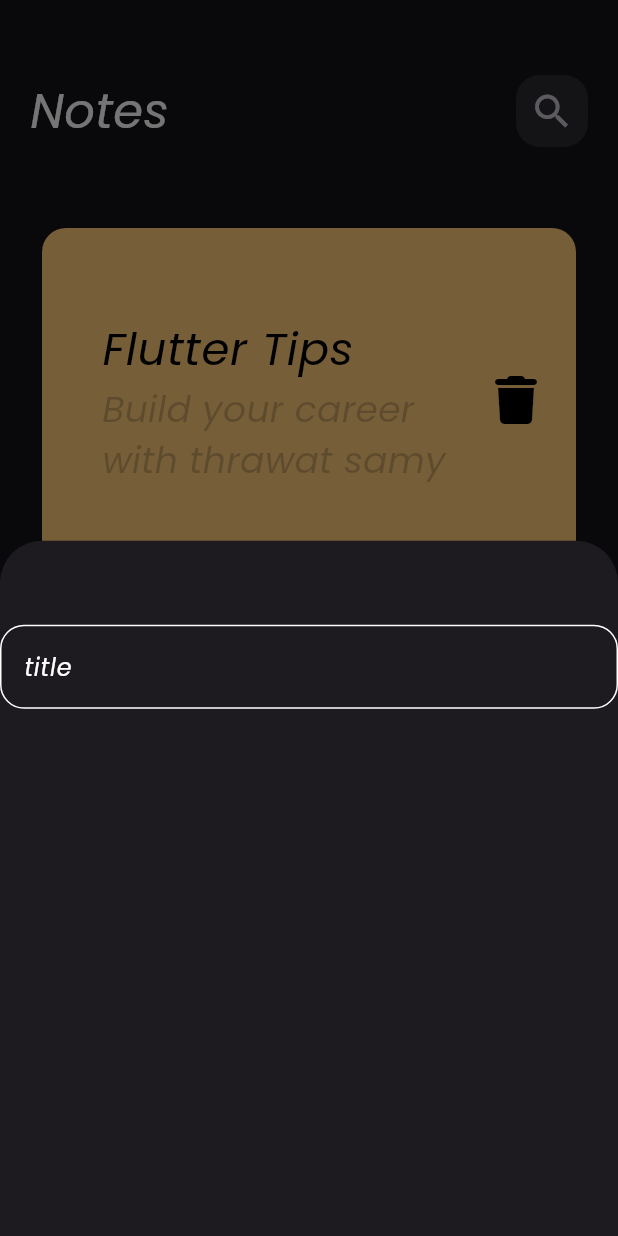
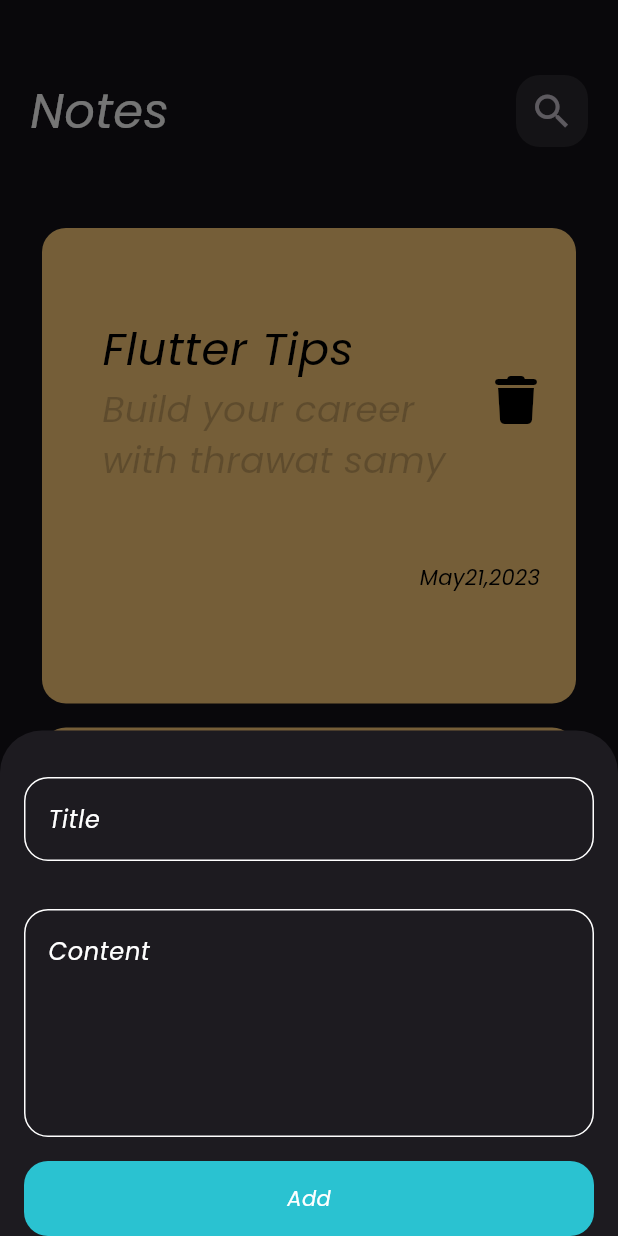
Before and after one commit to merooahmed/note_app, a Flutter app: the screen it shows after launch, after a tap on the "add" icon, on a phone screen of 412 x 824 dp. Run offline on Flutter 3.47's test engine with Material 3 defaults, Android fonts, the phone set to English and light mode, and no system bars; our stand-ins replace font_awesome_flutter.

Commit message:
add singlechildScrollView

```diff
--- /dev/null
+++ b/lib/views/widgets/custom_button.dart
@@ -0,0 +1,24 @@
+import 'package:flutter/material.dart';
+import 'package:noteapp/constants.dart';
+
+class CustomButton extends StatelessWidget {
+  const CustomButton({super.key});
+
+  @override
+  Widget build(BuildContext context) {
+    return Container(
+      width: MediaQuery.of(context).size.width,
+      height: 50,
+      child: Center(
+        child: Text(
+          'Add',
+          style: TextStyle(color: Colors.white),
+        ),
+      ),
+      decoration: BoxDecoration(
+        borderRadius: BorderRadius.circular(16),
+        color: kprimarycolor,
+      ),
+    );
+  }
+}
--- a/lib/views/widgets/custom_texxt_field.dart
+++ b/lib/views/widgets/custom_texxt_field.dart
@@ -2,16 +2,18 @@ import 'package:flutter/material.dart';
 import 'package:noteapp/constants.dart';
 
 class CustomTextField extends StatelessWidget {
-  const CustomTextField({super.key});
-
+  const CustomTextField({super.key, required this.hint, this.maxline = 1});
+  final String hint;
+  final int maxline;
   @override
   Widget build(BuildContext context) {
     return Padding(
-      padding: const EdgeInsets.symmetric(vertical: 24),
+      padding: const EdgeInsets.symmetric(vertical: 16),
       child: TextField(
+        maxLines: maxline,
         cursorColor: kprimarycolor,
         decoration: InputDecoration(
-          hintText: 'title',
+          hintText: hint,
           hintStyle: TextStyle(color: Colors.white),
           enabledBorder: OutlineInputBorder(
               borderRadius: BorderRadius.circular(16),
--- a/lib/views/widgets/note_bottom_model.dart
+++ b/lib/views/widgets/note_bottom_model.dart
@@ -1,4 +1,5 @@
 import 'package:flutter/material.dart';
+import 'package:noteapp/views/widgets/custom_button.dart';
 import 'package:noteapp/views/widgets/custom_texxt_field.dart';
 
 class NoteModelbottomSheet extends StatelessWidget {
@@ -6,13 +7,25 @@ class NoteModelbottomSheet extends StatelessWidget {
 
   @override
   Widget build(BuildContext context) {
-    return Column(
-      children: [
-        SizedBox(
-          height: 32,
+    return Padding(
+      padding: const EdgeInsets.symmetric(horizontal: 16),
+      child: SingleChildScrollView(
+        child: Column(
+          children: [
+            SizedBox(
+              height: 15,
+            ),
+            CustomTextField(
+              hint: 'Title',
+            ),
+            CustomTextField(
+              hint: 'Content',
+              maxline: 5,
+            ),
+            CustomButton(),
+          ],
         ),
-        CustomTextField(),
-      ],
+      ),
     );
   }
 }
```
